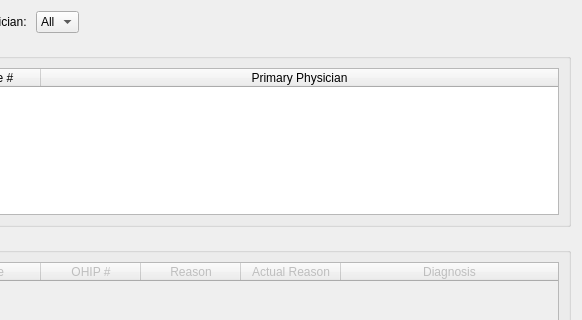
chrispwright/comp3004cuCarePrivate, file cuCareQtApp/CUCare/patientlistview.ui: the form before one commit; both pictures show x 383 to 965 and y 0 to 320 of the 965 by 654 pixel window.
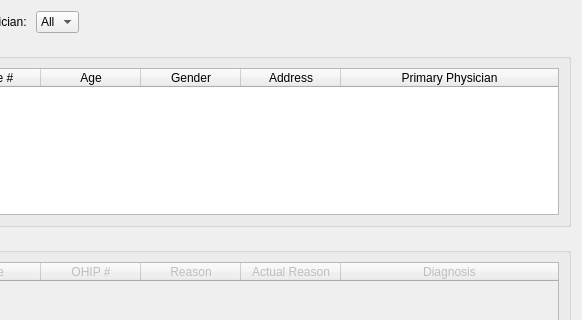
The form after the commit.

What changed in the file:
```diff
--- a/cuCareQtApp/CUCare/patientlistview.ui
+++ b/cuCareQtApp/CUCare/patientlistview.ui
@@ -270,7 +270,7 @@
          <number>0</number>
         </property>
         <property name="columnCount">
-         <number>5</number>
+         <number>8</number>
         </property>
         <attribute name="horizontalHeaderVisible">
          <bool>true</bool>
@@ -298,6 +298,21 @@
           <string>Phone #</string>
          </property>
         </column>
+        <column>
+         <property name="text">
+          <string>Age</string>
+         </property>
+        </column>
+        <column>
+         <property name="text">
+          <string>Gender</string>
+         </property>
+        </column>
+        <column>
+         <property name="text">
+          <string>Address</string>
+         </property>
+        </column>
         <column>
          <property name="text">
           <string>Primary Physician</string>
```
